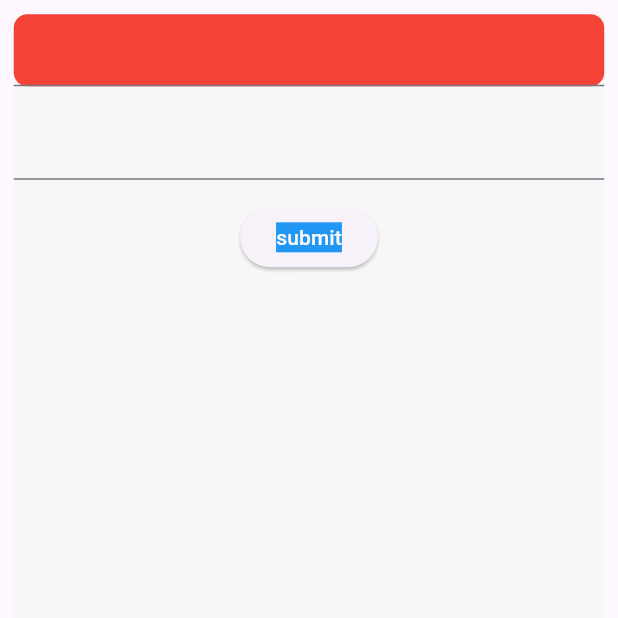
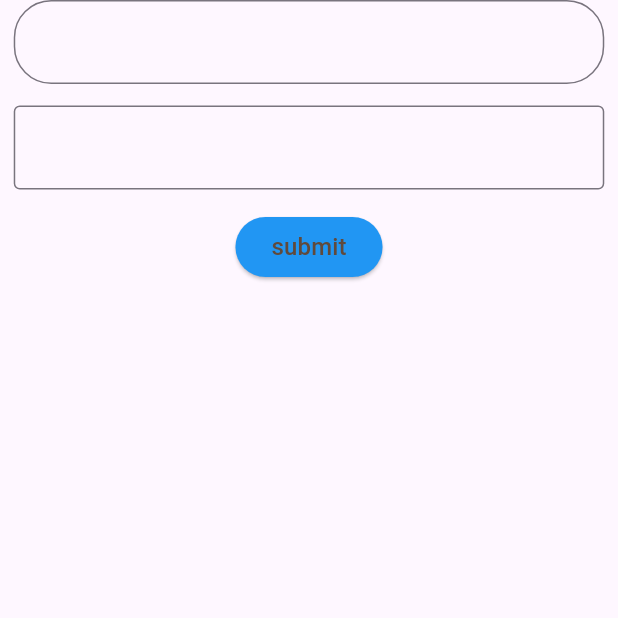
Before and after one commit to nghiahuynhvan/base-code, a Flutter app: the screen it shows after launch, on a phone screen of 412 x 824 dp, the top half of it. Run offline on Flutter 3.47's test engine with Material 3 defaults, Android fonts, the phone set to English and light mode, and no system bars; our stand-ins replace connectivity_plus, dio, equatable, firebase_auth, firebase_core, flutter_bloc and 5 more; accounts and stored records are empty; Roboto replaces fonts that are missing (BeVietnamPro).

Commit message:
custom_text_form_field

```diff
--- a/lib/presentation/login_page/login_page.dart
+++ b/lib/presentation/login_page/login_page.dart
@@ -37,32 +37,50 @@ class _LoginPageState extends State<LoginPage> {
     return Scaffold(body:
         BlocBuilder<LoginPageBloc, LoginPageState>(builder: (context, state) {
       if (state is LoginPageLoadedState) {
-        print('>>>>>>>${state}');
         return SafeArea(
-          minimum: EdgeInsets.symmetric(horizontal: 8.w, vertical: 8.h),
-          child: Container(
-            color: AppColors.backgroundColor,
+          minimum: EdgeInsets.symmetric(horizontal: 8.w),
+          child: SingleChildScrollView(
+            physics: const AlwaysScrollableScrollPhysics(),
             child: Column(
               children: [
-                Container(
-                  decoration: BoxDecoration(
-                    borderRadius: BorderRadius.circular(8.w),
-                    color: Colors.red,
+                TextFormField(
+                  decoration: InputDecoration(
+                    border: OutlineInputBorder(
+                      borderSide:
+                          const BorderSide(color: Colors.white, width: 2.0),
+                      borderRadius: BorderRadius.circular(25.0),
+                    ),
+                    focusedBorder: OutlineInputBorder(
+                      borderSide:
+                          const BorderSide(color: Colors.white, width: 2.0),
+                      borderRadius: BorderRadius.circular(25.0),
+                    ),
                   ),
-                  child: TextFormField(
-                    controller: emailController,
-                  ),
+                  maxLines: null,
+                  style: AppTextStyle.medium16.copyWith(color: Colors.black),
+                  onFieldSubmitted: (value) {
+                    print('>>>>${value}');
+                  },
+                  onEditingComplete: () {},
+                  controller: emailController,
                 ),
                 SizedBox(
                   height: 12.h,
                 ),
                 TextFormField(
+                  decoration: const InputDecoration(
+                    border: OutlineInputBorder(),
+                  ),
+                  obscureText: true,
                   controller: passController,
                 ),
                 SizedBox(
                   height: 12.h,
                 ),
                 ElevatedButton(
+                    style: ElevatedButton.styleFrom(
+                      backgroundColor: Colors.blue,
+                    ),
                     onPressed: () {
                       diLoginPageBloc.add(
                         LoginPageSubmitEvent(
@@ -72,11 +90,10 @@ class _LoginPageState extends State<LoginPage> {
                       );
                     },
                     child: Container(
-                      color: Colors.blue,
                       child: Text(
                         'submit',
-                        style: AppTextStyle.medium14
-                            .copyWith(color: AppColors.backgroundColor),
+                        style: AppTextStyle.medium16
+                            .copyWith(color: AppColors.primaryColor),
                       ),
                     ))
               ],
```
